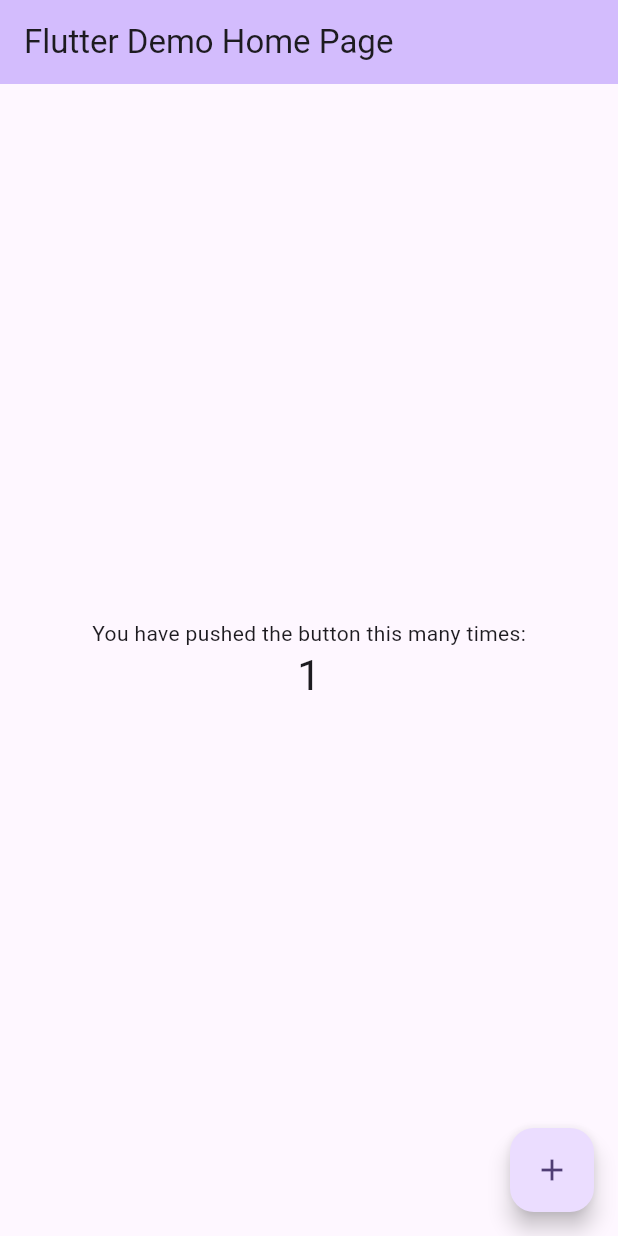
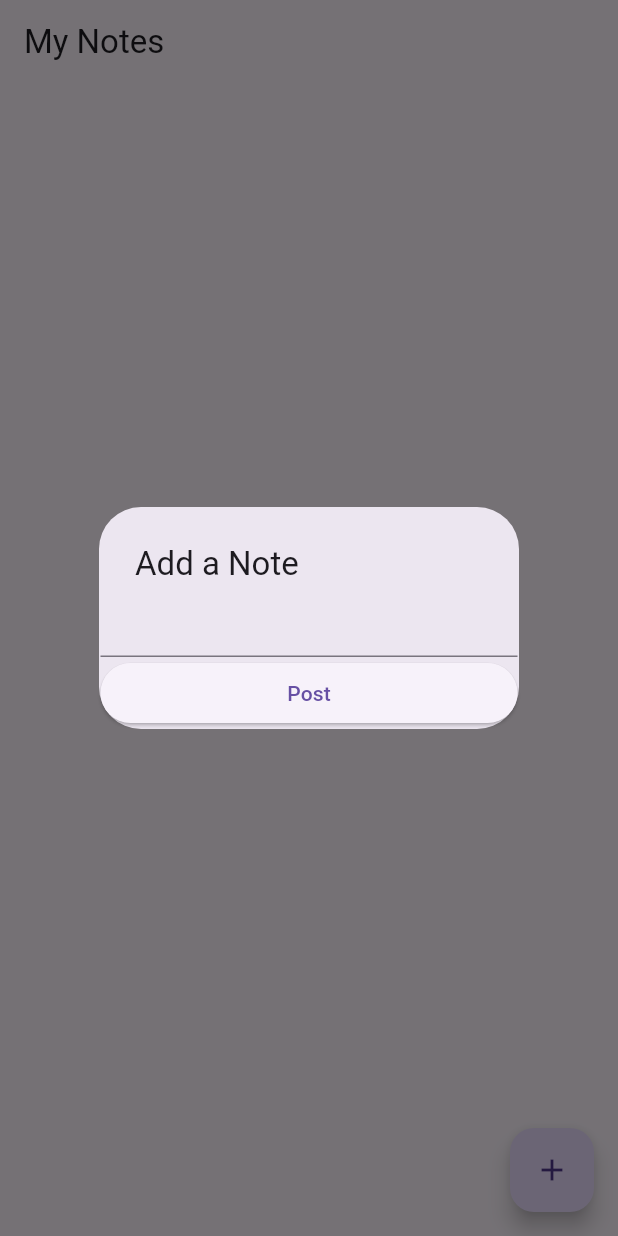
Before and after one commit to tamotamon/tmp_flutter, a Flutter app: the screen it shows after launch, after a tap on the "add" icon, on a phone screen of 412 x 824 dp. Run offline on Flutter 3.47's test engine with Material 3 defaults, Android fonts, the light colour scheme and no system bars; our stand-ins replace flutter_dotenv, supabase_flutter; accounts and stored records are empty.

Commit message:
20240520_final

```diff
--- a/lib/main.dart
+++ b/lib/main.dart
@@ -1,125 +1,203 @@
 import 'package:flutter/material.dart';
+import 'package:supabase_flutter/supabase_flutter.dart';
+import 'package:flutter_dotenv/flutter_dotenv.dart';
 
-void main() {
-  runApp(const MyApp());
+Future<void> main() async {
+  WidgetsFlutterBinding.ensureInitialized();
+
+  //20240519_deleta_Vercel.json対応
+  //.envファイルを読み込む設定.
+  await dotenv.load(fileName: 'env');
+
+  // Supabaseを初期化. .envファイルからURLとanonKeyを取得して設定.
+  await Supabase.initialize(
+    url: dotenv.get('VAR_URL'),
+    anonKey: dotenv.get('VAR_ANONKEY'),
+  );
+  //eof_20240519_deleta_Vercel.json対応
+
+  // // 20240519_add_Vercel.json対応_ビルド時に設定された環境変数を読み込む
+  // const varUrl = String.fromEnvironment('VAR_URL', defaultValue: '');
+  // const varAnonKey = String.fromEnvironment('VAR_ANONKEY', defaultValue: '');
+
+  // // Supabaseを初期化
+  // await Supabase.initialize(
+  //   url: varUrl,
+  //   anonKey: varAnonKey,
+  // );
+  // --eof
+
+  // // 20240519_002 add Vecel.json 対応2回目//
+  // await dotenv.load();
+
+  // // 20240519_002_add_Vercel.json対応_ビルド時に設定された環境変数を読み込む
+  // const varUrl = String.fromEnvironment('VAR_URL', defaultValue: '');
+  // const varAnonKey = String.fromEnvironment('VAR_ANONKEY', defaultValue: '');
+
+  // // 20240519_002_add_Supabaseを初期化
+  // await Supabase.initialize(
+  //   url: varUrl,
+  //   anonKey: varAnonKey,
+  // );
+  // // 20240519_002_eof
+
+  // Flutterアプリを起動.
+  runApp(const FlutterTestApp());
 }
 
-class MyApp extends StatelessWidget {
-  const MyApp({super.key});
+// メインのFlutterアプリケーションクラス.
+class FlutterTestApp extends StatelessWidget {
+  const FlutterTestApp({super.key});
 
-  // This widget is the root of your application.
   @override
   Widget build(BuildContext context) {
     return MaterialApp(
-      title: 'Flutter Demo',
-      theme: ThemeData(
-        // This is the theme of your application.
-        //
-        // TRY THIS: Try running your application with "flutter run". You'll see
-        // the application has a purple toolbar. Then, without quitting the app,
-        // try changing the seedColor in the colorScheme below to Colors.green
-        // and then invoke "hot reload" (save your changes or press the "hot
-        // reload" button in a Flutter-supported IDE, or press "r" if you used
-        // the command line to start the app).
-        //
-        // Notice that the counter didn't reset back to zero; the application
-        // state is not lost during the reload. To reset the state, use hot
-        // restart instead.
-        //
-        // This works for code too, not just values: Most code changes can be
-        // tested with just a hot reload.
-        colorScheme: ColorScheme.fromSeed(seedColor: Colors.deepPurple),
-        useMaterial3: true,
-      ),
-      home: const MyHomePage(title: 'Flutter Demo Home Page'),
+      title: 'Home333',
+      // 20240519_002_Vercel.json対応
+      home: const HomePage(),  // ホーム画面としてHomePageを指定.
     );
   }
 }
 
-class MyHomePage extends StatefulWidget {
-  const MyHomePage({super.key, required this.title});
-
-  // This widget is the home page of your application. It is stateful, meaning
-  // that it has a State object (defined below) that contains fields that affect
-  // how it looks.
-
-  // This class is the configuration for the state. It holds the values (in this
-  // case the title) provided by the parent (in this case the App widget) and
-  // used by the build method of the State. Fields in a Widget subclass are
-  // always marked "final".
-
-  final String title;
+// HomePageクラスとその状態管理クラス.
+class HomePage extends StatefulWidget {
+  const HomePage({Key? key}) : super(key: key);
 
   @override
-  State<MyHomePage> createState() => _MyHomePageState();
+  State<HomePage> createState() => _HomePageState();
 }
 
-class _MyHomePageState extends State<MyHomePage> {
-  int _counter = 0;
+class _HomePageState extends State<HomePage> {
+  // Supabaseのストリームを設定してデータベースの変更をリアルタイムで監視.
+  final _carMaintenanceStream = Supabase.instance.client
+      .from('t_car_maintenance')
+      .stream(primaryKey: ['id']);
 
-  void _incrementCounter() {
-    setState(() {
-      // This call to setState tells the Flutter framework that something has
-      // changed in this State, which causes it to rerun the build method below
-      // so that the display can reflect the updated values. If we changed
-      // _counter without calling setState(), then the build method would not be
-      // called again, and so nothing would appear to happen.
-      _counter++;
-    });
-  }
+  // フォームの入力値を保存するためのコントローラー.
+  final TextEditingController _body = TextEditingController();
 
   @override
   Widget build(BuildContext context) {
-    // This method is rerun every time setState is called, for instance as done
-    // by the _incrementCounter method above.
-    //
-    // The Flutter framework has been optimized to make rerunning build methods
-    // fast, so that you can just rebuild anything that needs updating rather
-    // than having to individually change instances of widgets.
     return Scaffold(
       appBar: AppBar(
-        // TRY THIS: Try changing the color here to a specific color (to
-        // Colors.amber, perhaps?) and trigger a hot reload to see the AppBar
-        // change color while the other colors stay the same.
-        backgroundColor: Theme.of(context).colorScheme.inversePrimary,
-        // Here we take the value from the MyHomePage object that was created by
-        // the App.build method, and use it to set our appbar title.
-        title: Text(widget.title),
+        title: const Text('My Notes'),
       ),
-      body: Center(
-        // Center is a layout widget. It takes a single child and positions it
-        // in the middle of the parent.
-        child: Column(
-          // Column is also a layout widget. It takes a list of children and
-          // arranges them vertically. By default, it sizes itself to fit its
-          // children horizontally, and tries to be as tall as its parent.
-          //
-          // Column has various properties to control how it sizes itself and
-          // how it positions its children. Here we use mainAxisAlignment to
-          // center the children vertically; the main axis here is the vertical
-          // axis because Columns are vertical (the cross axis would be
-          // horizontal).
-          //
-          // TRY THIS: Invoke "debug painting" (choose the "Toggle Debug Paint"
-          // action in the IDE, or press "p" in the console), to see the
-          // wireframe for each widget.
-          mainAxisAlignment: MainAxisAlignment.center,
-          children: <Widget>[
-            const Text(
-              'You have pushed the button this many times:',
-            ),
-            Text(
-              '$_counter',
-              style: Theme.of(context).textTheme.headlineMedium,
-            ),
-          ],
-        ),
+      // StreamBuilderを使用してリアルタイムでデータの変更を反映.
+      body: StreamBuilder<List<Map<String, dynamic>>>(
+        stream: _carMaintenanceStream,
+        builder: (context, snapshot) {
+          // データがまだ読み込まれていない場合、プログレスインジケーターを表示.
+          if (!snapshot.hasData) {
+            return const Center(
+              child: CircularProgressIndicator(),
+            );
+          }
+
+          // 取得したデータをリストで表示.
+          final carMaintenance = snapshot.data!;
+
+          return ListView.builder(
+            itemCount: carMaintenance.length,
+            itemBuilder: (context, index) {
+              final item = carMaintenance[index];
+              final body = item['content'] as String?;
+              final createdAt = item['created_at'] as String?;
+
+              return ListTile(
+                trailing: SizedBox(
+                  width: 100,
+                  child: Row(
+                    children: [
+                      // 編集ボタン
+                      IconButton(
+                        onPressed: () async {
+                          // ダイアログを表示してノートの編集を行う.
+                          showDialog(
+                            context: context,
+                            builder: (context) {
+                              return SimpleDialog(
+                                title: const Text('Add a Note'),
+                                contentPadding: const EdgeInsets.symmetric(horizontal: 1.0),
+                                children: [
+                                  TextFormField(
+                                    controller: _body,  // 入力フォームのコントローラーを設定.
+                                  ),
+                                  ElevatedButton(
+                                    onPressed: () async {
+                                      // データベースの内容を更新する処理.
+                                      await Supabase.instance.client
+                                          .from('t_car_maintenance')
+                                          .update({'content': _body.text})
+                                          .match({'id': item['id']});
+                                      Navigator.of(context).pop();  // ダイアログを閉じる.
+                                    },
+                                    child: const Text('Put'),
+                                  ),
+                                ],
+                              );
+                            },
+                          );
+                        },
+                        icon: const Icon(
+                          Icons.edit,
+                          color: Colors.blueAccent,
+                        ),
+                      ),
+                      // 削除ボタン
+                      IconButton(
+                        onPressed: () async {
+                          // 選択したアイテムをデータベースから削除する処理.
+                          await Supabase.instance.client
+                              .from('t_car_maintenance')
+                              .delete()
+                              .match({'id': item['id']});
+                        },
+                        icon: const Icon(
+                          Icons.delete,
+                          color: Colors.redAccent,
+                        ),
+                      ),
+                    ],
+                  ),
+                ),
+                title: Text(body ?? 'No body'), // ノートの内容を表示.
+                subtitle: Text(createdAt ?? 'No date'), // 作成された日時を表示.
+              );
+            },
+          );
+        },
       ),
+      // 追加ボタン
       floatingActionButton: FloatingActionButton(
-        onPressed: _incrementCounter,
-        tooltip: 'Increment',
+        onPressed: () {
+          // ダイアログを表示して新しいノートを追加する処理.
+          showDialog(
+            context: context,
+            builder: (context) {
+              return SimpleDialog(
+                title: const Text('Add a Note'),
+                contentPadding: const EdgeInsets.symmetric(horizontal: 1.0),
+                children: [
+                  TextFormField(
+                    controller: _body,  // 入力フォームのコントローラーを設定.
+                  ),
+                  ElevatedButton(
+                    onPressed: () async {
+                      // 新しいノートをデータベースに追加する処理.
+                      await Supabase.instance.client
+                          .from('t_car_maintenance')
+                          .insert({'content': _body.text});
+                      Navigator.of(context).pop();  // ダイアログを閉じる.
+                    },
+                    child: const Text('Post'),
+                  ),
+                ],
+              );
+            },
+          );
+        },
         child: const Icon(Icons.add),
-      ), // This trailing comma makes auto-formatting nicer for build methods.
+      ),
     );
   }
 }
```
Also changed, not shown: pubspec.yaml (+7 -3 lines), firebase.json (added), pubspec.lock, 15 other files.
